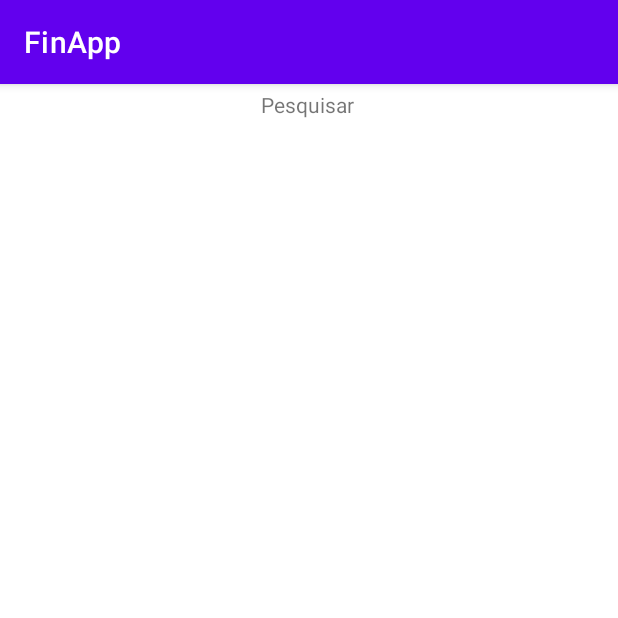
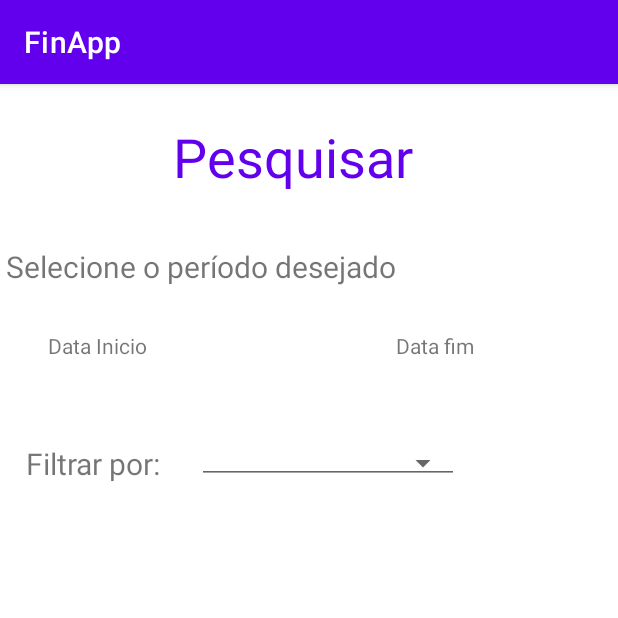
Before and after one commit to carlosmeds/FinApp, an Android app: the SearchTransaction screen opened directly, with no data from a screen before it, on a phone screen of 412 x 824 dp, the top half of it. Run offline under Robolectric (Android 15) with nearby library versions, the phone set to English and light mode, and no system bars.

Commit message:
layout tela pesquisar

```diff
--- a/app/src/main/java/br/ufpr/tads/finapp/activity/SearchTransaction.java
+++ b/app/src/main/java/br/ufpr/tads/finapp/activity/SearchTransaction.java
@@ -1,20 +1,26 @@
 package br.ufpr.tads.finapp.activity;
 
 import androidx.appcompat.app.AppCompatActivity;
+import androidx.fragment.app.DialogFragment;
 import androidx.recyclerview.widget.DividerItemDecoration;
 import androidx.recyclerview.widget.LinearLayoutManager;
 import androidx.recyclerview.widget.RecyclerView;
 
 import android.os.Bundle;
 import android.util.Log;
+import android.view.View;
 import android.widget.LinearLayout;
+import android.widget.Spinner;
 import android.widget.TextView;
 
 import java.util.ArrayList;
 import java.util.List;
 
 import br.ufpr.tads.finapp.R;
+import br.ufpr.tads.finapp.adapter.SpinAdapter;
 import br.ufpr.tads.finapp.adapter.TransactionAdapter;
+import br.ufpr.tads.finapp.helper.DatePickerFragment;
+import br.ufpr.tads.finapp.helper.TimePickerFragment;
 import br.ufpr.tads.finapp.helper.TransactionDAO;
 import br.ufpr.tads.finapp.model.Transaction;
 
@@ -25,7 +31,8 @@ public class SearchTransaction extends AppCompatActivity {
     private RecyclerView recyclerView;
     private TransactionAdapter TransactionAdapter;
     private List<Transaction> TransactionList = new ArrayList<>();
-
+    private Spinner spinner;
+    private SpinAdapter adapter;
 
 
 
@@ -36,6 +43,23 @@ public class SearchTransaction extends AppCompatActivity {
 
         recyclerView = findViewById(R.id.recyclerViewTransitionList);
 
+        TextView dateTextIni = findViewById(R.id.textViewDateInicio);
+        dateTextIni.setOnClickListener(new View.OnClickListener() {
+            @Override
+            public void onClick(View view) {
+                DialogFragment dateFragment = new DatePickerFragment();
+                dateFragment.show(getSupportFragmentManager(), "datePicker");
+            }
+        });
+
+        TextView dateTextFim = findViewById(R.id.textViewDateFim);
+        dateTextFim.setOnClickListener(new View.OnClickListener() {
+            @Override
+            public void onClick(View view) {
+                DialogFragment dateFragment = new DatePickerFragment();
+                dateFragment.show(getSupportFragmentManager(), "datePicker");
+            }
+        });
 
 
     }
@@ -61,6 +85,8 @@ public class SearchTransaction extends AppCompatActivity {
 
     }
 
+
+
     @Override
     protected void onStart() {
         super.onStart();
--- a/app/src/main/res/layout/activity_main.xml
+++ b/app/src/main/res/layout/activity_main.xml
@@ -10,11 +10,11 @@
         android:id="@+id/imageViewLogo"
         android:layout_width="322dp"
         android:layout_height="361dp"
-        android:layout_marginTop="132dp"
+        android:layout_marginTop="128dp"
         app:layout_constraintEnd_toEndOf="parent"
         app:layout_constraintHorizontal_bias="0.494"
         app:layout_constraintStart_toStartOf="parent"
         app:layout_constraintTop_toTopOf="parent"
-        tools:srcCompat="@drawable/logo" />
+        tools:srcCompat="@drawable/logop" />
 
 </androidx.constraintlayout.widget.ConstraintLayout>
--- a/app/src/main/res/layout/activity_search_transaction.xml
+++ b/app/src/main/res/layout/activity_search_transaction.xml
@@ -8,28 +8,86 @@
 
 
     <TextView
-        android:id="@+id/textView4"
+        android:id="@+id/textView6"
         android:layout_width="wrap_content"
         android:layout_height="wrap_content"
+        android:layout_marginTop="24dp"
         android:text="Pesquisar"
-        app:layout_constraintBottom_toBottomOf="parent"
+        android:textColor="@color/purple_500"
+        android:textSize="36sp"
         app:layout_constraintEnd_toEndOf="parent"
-        app:layout_constraintHorizontal_bias="0.498"
+        app:layout_constraintHorizontal_bias="0.457"
         app:layout_constraintStart_toStartOf="parent"
-        app:layout_constraintTop_toTopOf="parent"
-        app:layout_constraintVertical_bias="0.005" />
+        app:layout_constraintTop_toTopOf="parent" />
 
     <androidx.recyclerview.widget.RecyclerView
         android:id="@+id/recyclerViewTransitionList"
         android:layout_width="match_parent"
         android:layout_height="match_parent"
         android:layout_marginStart="16dp"
-        android:layout_marginTop="16dp"
+        android:layout_marginTop="300dp"
         android:layout_marginEnd="16dp"
         android:layout_marginBottom="16dp"
         app:layout_constraintBottom_toBottomOf="parent"
         app:layout_constraintEnd_toEndOf="parent"
+        app:layout_constraintHorizontal_bias="1.0"
+        app:layout_constraintStart_toStartOf="parent"
+        app:layout_constraintTop_toTopOf="parent"
+        app:layout_constraintVertical_bias="1.0">
+
+    </androidx.recyclerview.widget.RecyclerView>
+
+    <TextView
+        android:id="@+id/textView"
+        android:layout_width="wrap_content"
+        android:layout_height="wrap_content"
+        android:layout_marginStart="4dp"
+        android:layout_marginTop="108dp"
+        android:text="Selecione o período desejado"
+        android:textSize="20dp"
         app:layout_constraintStart_toStartOf="parent"
         app:layout_constraintTop_toTopOf="parent" />
 
+    <TextView
+        android:id="@+id/textView7"
+        android:layout_width="wrap_content"
+        android:layout_height="wrap_content"
+        android:layout_marginStart="17dp"
+        android:layout_marginEnd="24dp"
+        android:layout_marginBottom="33dp"
+        android:text="Filtrar por:"
+        android:textSize="20dp"
+        app:layout_constraintBottom_toTopOf="@+id/recyclerViewTransitionList"
+        app:layout_constraintEnd_toStartOf="@+id/spinnerTransactionFilter"
+        app:layout_constraintStart_toStartOf="parent" />
+
+    <Spinner
+        android:id="@+id/spinnerTransactionFilter"
+        style="@style/Widget.AppCompat.Spinner.Underlined"
+        android:layout_width="0dp"
+        android:layout_height="wrap_content"
+        android:layout_marginEnd="106dp"
+        app:layout_constraintEnd_toEndOf="parent"
+        app:layout_constraintStart_toEndOf="@+id/textView7"
+        app:layout_constraintTop_toTopOf="@+id/textView7" />
+
+    <TextView
+        android:id="@+id/textViewDateInicio"
+        android:layout_width="wrap_content"
+        android:layout_height="wrap_content"
+        android:layout_marginStart="32dp"
+        android:layout_marginTop="29dp"
+        android:text="Data Inicio"
+        app:layout_constraintStart_toStartOf="parent"
+        app:layout_constraintTop_toBottomOf="@+id/textView" />
+
+    <TextView
+        android:id="@+id/textViewDateFim"
+        android:layout_width="wrap_content"
+        android:layout_height="wrap_content"
+        android:layout_marginTop="29dp"
+        android:text="Data fim"
+        app:layout_constraintStart_toEndOf="@+id/textView"
+        app:layout_constraintTop_toBottomOf="@+id/textView" />
+
 </androidx.constraintlayout.widget.ConstraintLayout>
```
Also changed, not shown: app/src/main/res/drawable-v24/logo.png (deleted), app/src/main/res/drawable-v24/logopng.png (added), app/src/main/res/drawable/logop.png (added).
